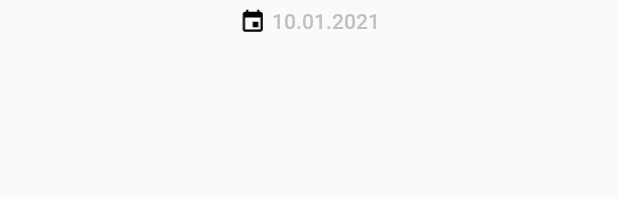
After one commit to Sznv91/SV_Mailer, an Android app: the layout item_good_date.xml on its own in the app's theme, with its tools: preview values and no code run, on a phone screen of 412 x 824 dp. The commit adds this screen. Shown: the top 199 px of the screen. Run offline under Robolectric (Android 15) with nearby library versions, the phone set to English and light mode, and no system bars.

Commit message:
Добавлены RecyclerView. Сервис и Layout корректно работают. Отображется оповещение при старнте фоновой службы

```diff
--- a/app/src/main/java/ru/softvillage/mailer_test/ui/tabs/PagerAdapter.java
+++ b/app/src/main/java/ru/softvillage/mailer_test/ui/tabs/PagerAdapter.java
@@ -20,7 +20,7 @@ public class PagerAdapter extends FragmentStateAdapter {
     public Fragment createFragment(int position) {
         switch (position) {
             case 0:
-                return AllReceipt.newInstance(0);
+                return AllReceipt.newInstance();
             case 1:
                 return SendReceipt.newInstance(0);
         }
--- /dev/null
+++ b/app/src/main/res/drawable/ic_statistic_calendar.xml
@@ -0,0 +1,9 @@
+<vector xmlns:android="http://schemas.android.com/apk/res/android"
+    android:width="18dp"
+    android:height="20dp"
+    android:viewportWidth="18"
+    android:viewportHeight="20">
+  <path
+      android:pathData="M14.0092,11.1198V15.9264H9.2025V11.1198H14.0092ZM13.0209,0.5631H14.9525V2.4948H15.8959C16.4349,2.4948 16.8842,2.6894 17.2435,3.0787C17.6329,3.4381 17.8275,3.8873 17.8275,4.4264V17.8131C17.8275,18.3522 17.6329,18.8164 17.2435,19.2057C16.8842,19.5651 16.4349,19.7448 15.8959,19.7448H2.5092C1.9701,19.7448 1.5059,19.5651 1.1166,19.2057C0.7572,18.8164 0.5775,18.3522 0.5775,17.8131V4.4264C0.5775,3.8873 0.7572,3.4381 1.1166,3.0787C1.5059,2.6894 1.9701,2.4948 2.5092,2.4948H3.4525V0.5631H5.3842V2.4948H13.0209V0.5631ZM15.8959,17.8131V7.3014H2.5092V17.8131H15.8959Z"
+      android:fillColor="#000000"/>
+</vector>
--- /dev/null
+++ b/app/src/main/res/layout/item_good_date.xml
@@ -0,0 +1,39 @@
+<?xml version="1.0" encoding="utf-8"?>
+<androidx.constraintlayout.widget.ConstraintLayout xmlns:android="http://schemas.android.com/apk/res/android"
+    android:id="@+id/item_date_holder"
+    xmlns:app="http://schemas.android.com/apk/res-auto"
+    xmlns:tools="http://schemas.android.com/tools"
+    android:layout_width="match_parent"
+    android:layout_height="wrap_content"
+    android:background="@android:color/transparent">
+
+    <ImageView
+        android:id="@+id/image_calendar"
+        android:layout_width="wrap_content"
+        android:layout_height="0dp"
+        android:layout_marginTop="6dp"
+        android:layout_marginBottom="6dp"
+        android:src="@drawable/ic_statistic_calendar"
+        app:layout_constraintBottom_toBottomOf="@+id/item_date_splitter"
+        app:layout_constraintHorizontal_chainStyle="packed"
+        app:layout_constraintLeft_toLeftOf="parent"
+        app:layout_constraintRight_toLeftOf="@+id/item_date_splitter"
+        app:layout_constraintTop_toTopOf="@id/item_date_splitter" />
+
+    <TextView
+        android:id="@+id/item_date_splitter"
+        android:layout_width="wrap_content"
+        android:layout_height="wrap_content"
+        android:paddingTop="4dp"
+        android:paddingBottom="4dp"
+        android:fontFamily="@font/roboto_medium"
+        android:paddingStart="4dp"
+        android:textColor="@color/active_fonts_lt"
+        app:layout_constraintBottom_toBottomOf="parent"
+        app:layout_constraintHorizontal_chainStyle="packed"
+        app:layout_constraintLeft_toRightOf="@+id/image_calendar"
+        app:layout_constraintRight_toRightOf="parent"
+        app:layout_constraintTop_toTopOf="parent"
+        tools:text="10.01.2021" />
+
+</androidx.constraintlayout.widget.ConstraintLayout>
--- a/app/src/main/res/values/strings.xml
+++ b/app/src/main/res/values/strings.xml
@@ -10,7 +10,7 @@
     <string name="close">ЗАКРЫТЬ</string>
     <string name="cancel">ОТМЕНА</string>
     <string name="title_dialog_exit">Закрыть Mailer?</string>
-    <string name="title_receipt_sale">Чек продажи № %d на %d позиции</string>
+    <string name="title_receipt_sale">Чек продажи № %s на %d позиции</string>
     <string name="tv_static_summ">Сумма %.02f руб.</string>
 
 
```
Also changed, not shown: app/src/main/java/ru/softvillage/mailer_test/service/EvoReceiptAdderService.java (+11 -10 lines), app/src/main/java/ru/softvillage/mailer_test/ui/fragmet/AllReceipt.java (+84 -28 lines), app/src/main/java/ru/softvillage/mailer_test/ui/recyclerView/AbstractReceiptViewHolder.java (added, +17 -0 lines), app/src/main/java/ru/softvillage/mailer_test/ui/recyclerView/ReceiptDateSplitHolder.java (added, +98 -0 lines), app/src/main/java/ru/softvillage/mailer_test/ui/recyclerView/ReceiptItemAdapter.java (added, +95 -0 lines), app/src/main/java/ru/softvillage/mailer_test/ui/recyclerView/ReceiptItemViewHolder.java (added, +69 -0 lines), app/src/main/java/ru/softvillage/mailer_test/ui/viewModel/AllReceiptViewModel.java (added, +159 -0 lines), app/src/main/res/drawable/line_divider.xml (added, +7 -0 lines).
